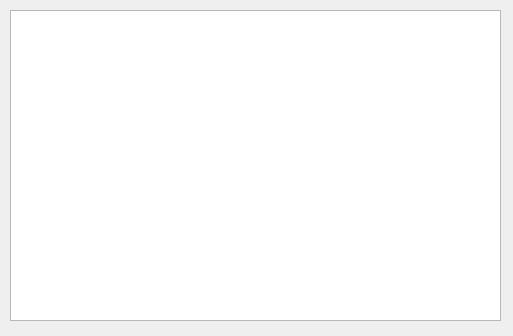
First picture: the form in kyrpm-installer/messagedlg.ui, repository openeuler-mirror/kylin-installer, before the edit.
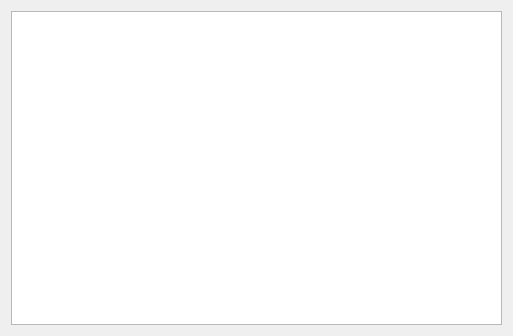
Second picture: the form after the edit.

Commit message: Modify the page layout and adapt the window size

Patch:
```diff
--- a/kyrpm-installer/messagedlg.ui
+++ b/kyrpm-installer/messagedlg.ui
@@ -13,16 +13,11 @@
   <property name="windowTitle">
    <string>Dialog</string>
   </property>
-  <widget class="QTextEdit" name="textEdit">
-   <property name="geometry">
-    <rect>
-     <x>10</x>
-     <y>10</y>
-     <width>491</width>
-     <height>311</height>
-    </rect>
-   </property>
-  </widget>
+  <layout class="QGridLayout" name="gridLayout">
+   <item row="0" column="0">
+    <widget class="QTextEdit" name="textEdit"/>
+   </item>
+  </layout>
  </widget>
  <resources/>
  <connections/>
```
The commit also changes 5 other files.
